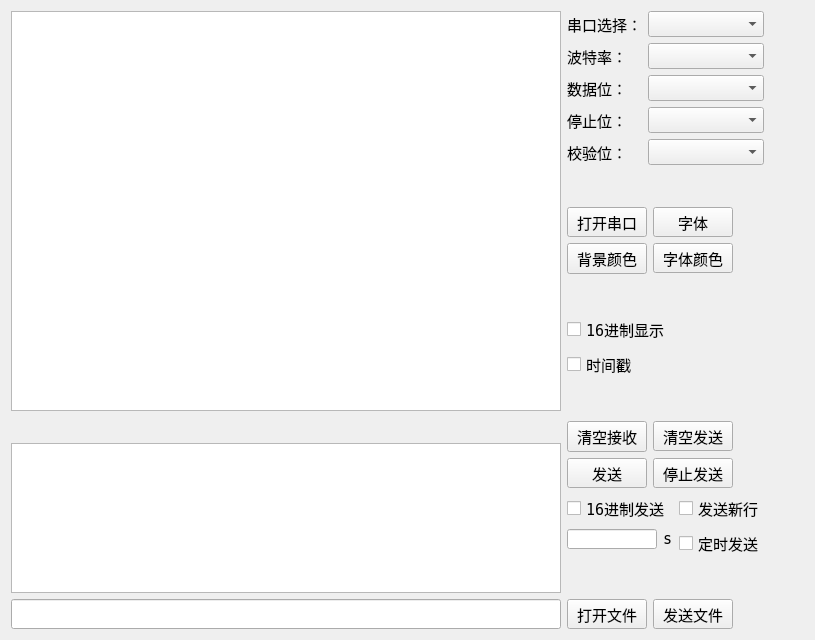
Old version of the form SerialPortDbg/mainwidget.ui in the repository SandroDickens/SupperCOM.
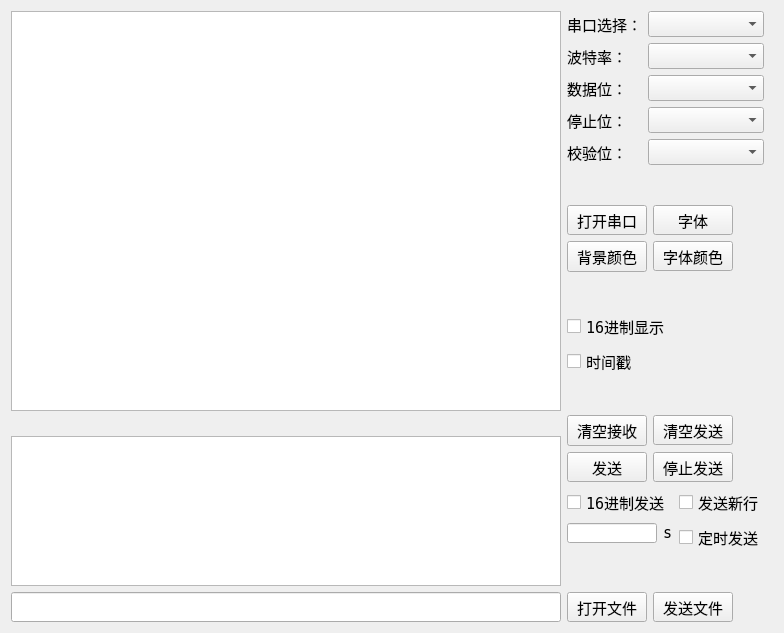
New version of the form.

Commit message: Limit the maximum size of the window

```diff
--- a/SerialPortDbg/mainwidget.ui
+++ b/SerialPortDbg/mainwidget.ui
@@ -6,8 +6,8 @@
    <rect>
     <x>0</x>
     <y>0</y>
-    <width>815</width>
-    <height>640</height>
+    <width>784</width>
+    <height>633</height>
    </rect>
   </property>
   <property name="sizePolicy">
@@ -24,8 +24,8 @@
   </property>
   <property name="maximumSize">
    <size>
-    <width>16777215</width>
-    <height>16777215</height>
+    <width>784</width>
+    <height>633</height>
    </size>
   </property>
   <property name="font">
```
